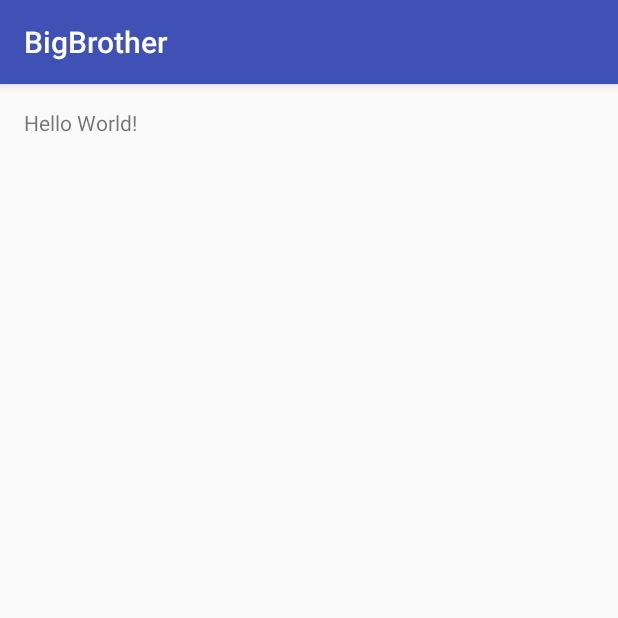
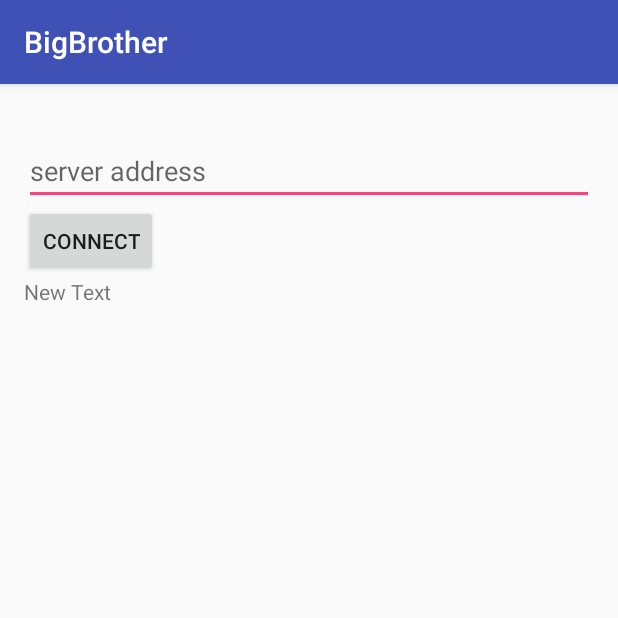
Before and after one commit to younthu/BigBrother, an Android app: the screen it shows after launch (MainActivity), on a phone screen of 412 x 824 dp, the top half of it. Run offline under Robolectric (Android 15) with nearby library versions, the phone set to English and light mode, and no system bars.

```diff
--- a/BigBrother/app/src/main/AndroidManifest.xml
+++ b/BigBrother/app/src/main/AndroidManifest.xml
@@ -15,6 +15,12 @@
                 <category android:name="android.intent.category.LAUNCHER" />
             </intent-filter>
         </activity>
+        <receiver android:name=".NetworkConnectionListener">
+            <intent-filter >
+                <action android:name="android.net.conn.CONNECTIVITY_CHANGE"/>
+            </intent-filter>
+        </receiver>
     </application>
 
+    <uses-permission android:name="android.permission.ACCESS_NETWORK_STATE"/>
 </manifest>
--- a/BigBrother/app/src/main/java/com/example/andrewy/bigbrother/MainActivity.java
+++ b/BigBrother/app/src/main/java/com/example/andrewy/bigbrother/MainActivity.java
@@ -1,7 +1,11 @@
 package com.example.andrewy.bigbrother;
 
+import android.Manifest;
+import android.support.v4.content.ContextCompat;
 import android.support.v7.app.AppCompatActivity;
 import android.os.Bundle;
+import android.view.View;
+import android.widget.Button;
 
 public class MainActivity extends AppCompatActivity {
 
@@ -9,5 +13,19 @@ public class MainActivity extends AppCompatActivity {
     protected void onCreate(Bundle savedInstanceState) {
         super.onCreate(savedInstanceState);
         setContentView(R.layout.activity_main);
+
+        final Button button = (Button) findViewById(R.id.connect_button);
+        button.setOnClickListener(new View.OnClickListener() {
+            public void onClick(View v) {
+                // Register device in server
+            }
+        });
+
+
+    }
+
+    private  void checkPermissions(){
+        int permissionCheck = ContextCompat.checkSelfPermission(this,
+                Manifest.permission.WRITE_CALENDAR);
     }
 }
--- a/BigBrother/app/src/main/res/layout/activity_main.xml
+++ b/BigBrother/app/src/main/res/layout/activity_main.xml
@@ -9,8 +9,40 @@
     android:paddingTop="@dimen/activity_vertical_margin"
     tools:context="com.example.andrewy.bigbrother.MainActivity">
 
-    <TextView
-        android:layout_width="wrap_content"
-        android:layout_height="wrap_content"
-        android:text="Hello World!" />
+    <LinearLayout
+        android:orientation="vertical"
+        android:layout_width="match_parent"
+        android:layout_height="match_parent"
+        android:layout_alignParentTop="true"
+        android:layout_alignParentStart="true"
+        android:layout_alignParentBottom="true"
+        android:layout_alignParentEnd="true"
+        android:weightSum="1">
+
+        <TextView
+            android:layout_width="wrap_content"
+            android:layout_height="wrap_content"
+            android:text="server"
+            android:id="@+id/textView"
+            android:textColor="@color/abc_background_cache_hint_selector_material_dark" />
+
+        <EditText
+            android:layout_width="match_parent"
+            android:layout_height="wrap_content"
+            android:id="@+id/editText"
+            android:hint="server address" />
+
+        <Button
+            android:layout_width="wrap_content"
+            android:layout_height="wrap_content"
+            android:text="Connect"
+            android:id="@+id/connect_button" />
+
+        <TextView
+            android:layout_width="match_parent"
+            android:layout_height="wrap_content"
+            android:text="New Text"
+            android:id="@+id/logView"
+            android:layout_weight="0.73" />
+    </LinearLayout>
 </RelativeLayout>
```
Also changed, not shown: BigBrother/app/src/main/java/com/example/andrewy/bigbrother/Logger.java (added, +10 -0 lines), BigBrother/app/src/main/java/com/example/andrewy/bigbrother/NetworkConnectionListener.java (added, +42 -0 lines).
